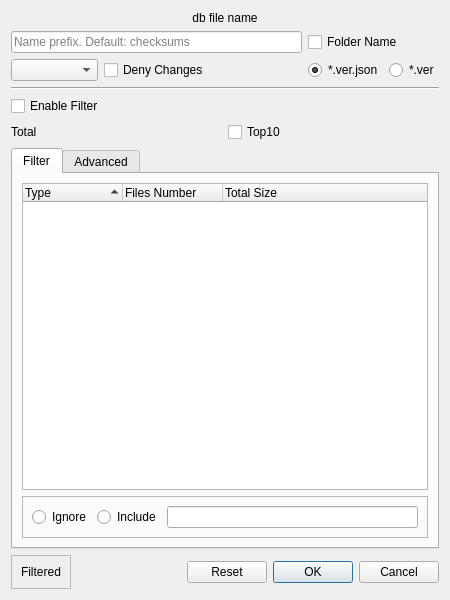
Above: src/dialogdbcreation.ui from artemvlas/veretino before the change. Below: the same form after it.
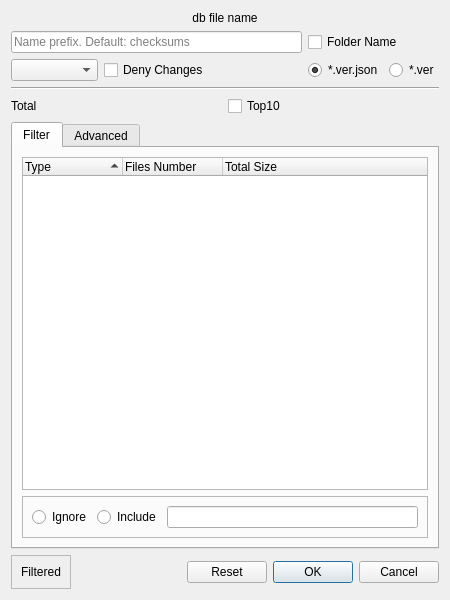
That is the form after the change. Custom widgets are drawn as their Qt base class.

```diff
--- a/src/dialogdbcreation.ui
+++ b/src/dialogdbcreation.ui
@@ -89,27 +89,20 @@
    </item>
    <item>
     <layout class="QGridLayout" name="gridLayout_2">
-     <item row="1" column="0">
-      <widget class="QLabel" name="l_total_files">
-       <property name="text">
-        <string>Total</string>
-       </property>
-      </widget>
-     </item>
-     <item row="0" column="0">
-      <widget class="QCheckBox" name="cb_enable_filter">
-       <property name="text">
-        <string>Enable Filter</string>
-       </property>
-      </widget>
-     </item>
-     <item row="1" column="1">
+     <item row="0" column="1">
       <widget class="QCheckBox" name="cb_top10">
        <property name="text">
         <string>Top10</string>
        </property>
       </widget>
      </item>
+     <item row="0" column="0">
+      <widget class="QLabel" name="l_total_files">
+       <property name="text">
+        <string>Total</string>
+       </property>
+      </widget>
+     </item>
     </layout>
    </item>
    <item>
```
Left out of the diff: 20 changed lines with no effect on the pictures.
